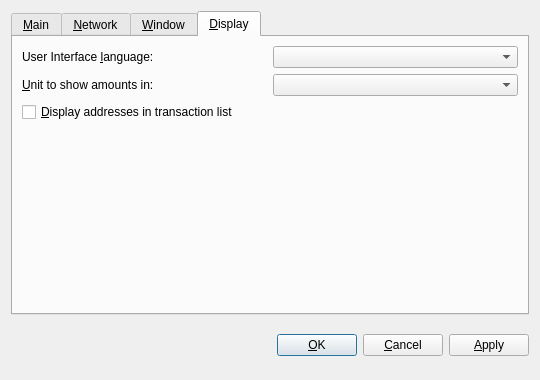
Old version of the form src/qt/forms/optionsdialog.ui in the repository gridcoin/Gridcoin-master.
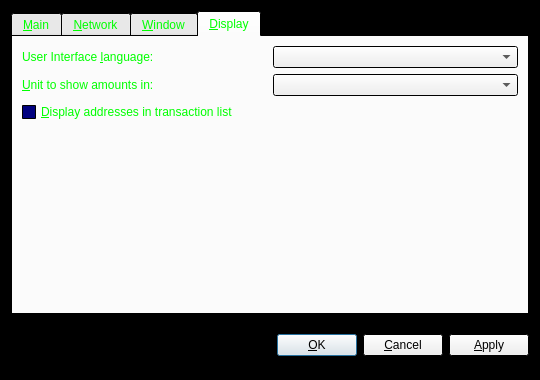
New version of the form. The open tabs and pages were chosen to show the change. Custom widgets are drawn as their Qt base class.

Diff of the .ui file:
```diff
--- a/src/qt/forms/optionsdialog.ui
+++ b/src/qt/forms/optionsdialog.ui
@@ -10,15 +10,284 @@
     <height>380</height>
    </rect>
   </property>
+  <property name="palette">
+   <palette>
+    <active>
+     <colorrole role="WindowText">
+      <brush brushstyle="SolidPattern">
+       <color alpha="255">
+        <red>0</red>
+        <green>255</green>
+        <blue>0</blue>
+       </color>
+      </brush>
+     </colorrole>
+     <colorrole role="Base">
+      <brush brushstyle="SolidPattern">
+       <color alpha="255">
+        <red>255</red>
+        <green>255</green>
+        <blue>255</blue>
+       </color>
+      </brush>
+     </colorrole>
+     <colorrole role="Window">
+      <brush brushstyle="SolidPattern">
+       <color alpha="255">
+        <red>0</red>
+        <green>0</green>
+        <blue>0</blue>
+       </color>
+      </brush>
+     </colorrole>
+    </active>
+    <inactive>
+     <colorrole role="WindowText">
+      <brush brushstyle="SolidPattern">
+       <color alpha="255">
+        <red>0</red>
+        <green>255</green>
+        <blue>0</blue>
+       </color>
+      </brush>
+     </colorrole>
+     <colorrole role="Base">
+      <brush brushstyle="SolidPattern">
+       <color alpha="255">
+        <red>255</red>
+        <green>255</green>
+        <blue>255</blue>
+       </color>
+      </brush>
+     </colorrole>
+     <colorrole role="Window">
+      <brush brushstyle="SolidPattern">
+       <color alpha="255">
+        <red>0</red>
+        <green>0</green>
+        <blue>0</blue>
+       </color>
+      </brush>
+     </colorrole>
+    </inactive>
+    <disabled>
+     <colorrole role="WindowText">
+      <brush brushstyle="SolidPattern">
+       <color alpha="255">
+        <red>120</red>
+        <green>120</green>
+        <blue>120</blue>
+       </color>
+      </brush>
+     </colorrole>
+     <colorrole role="Base">
+      <brush brushstyle="SolidPattern">
+       <color alpha="255">
+        <red>0</red>
+        <green>0</green>
+        <blue>0</blue>
+       </color>
+      </brush>
+     </colorrole>
+     <colorrole role="Window">
+      <brush brushstyle="SolidPattern">
+       <color alpha="255">
+        <red>0</red>
+        <green>0</green>
+        <blue>0</blue>
+       </color>
+      </brush>
+     </colorrole>
+    </disabled>
+   </palette>
+  </property>
   <property name="windowTitle">
    <string>Options</string>
   </property>
+  <property name="autoFillBackground">
+   <bool>true</bool>
+  </property>
   <property name="modal">
    <bool>true</bool>
   </property>
   <layout class="QVBoxLayout" name="verticalLayout">
    <item>
     <widget class="QTabWidget" name="tabWidget">
+     <property name="palette">
+      <palette>
+       <active>
+        <colorrole role="Light">
+         <brush brushstyle="SolidPattern">
+          <color alpha="255">
+           <red>0</red>
+           <green>0</green>
+           <blue>127</blue>
+          </color>
+         </brush>
+        </colorrole>
+        <colorrole role="BrightText">
+         <brush brushstyle="SolidPattern">
+          <color alpha="255">
+           <red>170</red>
+           <green>255</green>
+           <blue>127</blue>
+          </color>
+         </brush>
+        </colorrole>
+        <colorrole role="Base">
+         <brush brushstyle="SolidPattern">
+          <color alpha="255">
+           <red>0</red>
+           <green>0</green>
+           <blue>127</blue>
+          </color>
+         </brush>
+        </colorrole>
+        <colorrole role="HighlightedText">
+         <brush brushstyle="SolidPattern">
+          <color alpha="255">
+           <red>255</red>
+           <green>255</green>
+           <blue>0</blue>
+          </color>
+         </brush>
+        </colorrole>
+        <colorrole role="AlternateBase">
+         <brush brushstyle="SolidPattern">
+          <color alpha="255">
+           <red>0</red>
+           <green>0</green>
+           <blue>127</blue>
+          </color>
+         </brush>
+        </colorrole>
+        <colorrole role="NoRole">
+         <brush brushstyle="SolidPattern">
+          <color alpha="255">
+           <red>0</red>
+           <green>0</green>
+           <blue>255</blue>
+          </color>
+         </brush>
+        </colorrole>
+       </active>
+       <inactive>
+        <colorrole role="Light">
+         <brush brushstyle="SolidPattern">
+          <color alpha="255">
+           <red>0</red>
+           <green>0</green>
+           <blue>127</blue>
+          </color>
+         </brush>
+        </colorrole>
+        <colorrole role="BrightText">
+         <brush brushstyle="SolidPattern">
+          <color alpha="255">
+           <red>170</red>
+           <green>255</green>
+           <blue>127</blue>
+          </color>
+         </brush>
+        </colorrole>
+        <colorrole role="Base">
+         <brush brushstyle="SolidPattern">
+          <color alpha="255">
+           <red>0</red>
+           <green>0</green>
+           <blue>127</blue>
+          </color>
+         </brush>
+        </colorrole>
+        <colorrole role="HighlightedText">
+         <brush brushstyle="SolidPattern">
+          <color alpha="255">
+           <red>255</red>
+           <green>255</green>
+           <blue>0</blue>
+          </color>
+         </brush>
+        </colorrole>
+        <colorrole role="AlternateBase">
+         <brush brushstyle="SolidPattern">
+          <color alpha="255">
+           <red>0</red>
+           <green>0</green>
+           <blue>127</blue>
+          </color>
+         </brush>
+        </colorrole>
+        <colorrole role="NoRole">
+         <brush brushstyle="SolidPattern">
+          <color alpha="255">
+           <red>0</red>
+           <green>0</green>
+           <blue>255</blue>
+          </color>
+         </brush>
+        </colorrole>
+       </inactive>
+       <disabled>
+        <colorrole role="Light">
+         <brush brushstyle="SolidPattern">
+          <color alpha="255">
+           <red>0</red>
+           <green>0</green>
+           <blue>127</blue>
+          </color>
+         </brush>
+        </colorrole>
+        <colorrole role="BrightText">
+         <brush brushstyle="SolidPattern">
+          <color alpha="255">
+           <red>170</red>
+           <green>255</green>
+           <blue>127</blue>
+          </color>
+         </brush>
+        </colorrole>
+        <colorrole role="Base">
+         <brush brushstyle="SolidPattern">
+          <color alpha="255">
+           <red>0</red>
+           <green>0</green>
+           <blue>0</blue>
+          </color>
+         </brush>
+        </colorrole>
+        <colorrole role="HighlightedText">
+         <brush brushstyle="SolidPattern">
+          <color alpha="255">
+           <red>255</red>
+           <green>255</green>
+           <blue>0</blue>
+          </color>
+         </brush>
+        </colorrole>
+        <colorrole role="AlternateBase">
+         <brush brushstyle="SolidPattern">
+          <color alpha="255">
+           <red>0</red>
+           <green>0</green>
+           <blue>127</blue>
+          </color>
+         </brush>
+        </colorrole>
+        <colorrole role="NoRole">
+         <brush brushstyle="SolidPattern">
+          <color alpha="255">
+           <red>0</red>
+           <green>0</green>
+           <blue>255</blue>
+          </color>
+         </brush>
+        </colorrole>
+       </disabled>
+      </palette>
+     </property>
+     <property name="autoFillBackground">
+      <bool>true</bool>
+     </property>
      <property name="tabPosition">
       <enum>QTabWidget::North</enum>
      </property>
```
Left out of the diff: 2 changed lines with no effect on the pictures.
